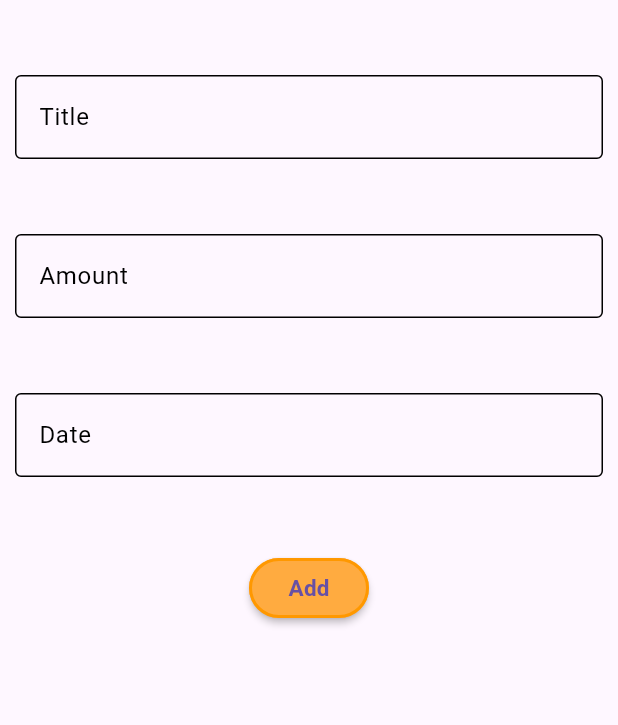
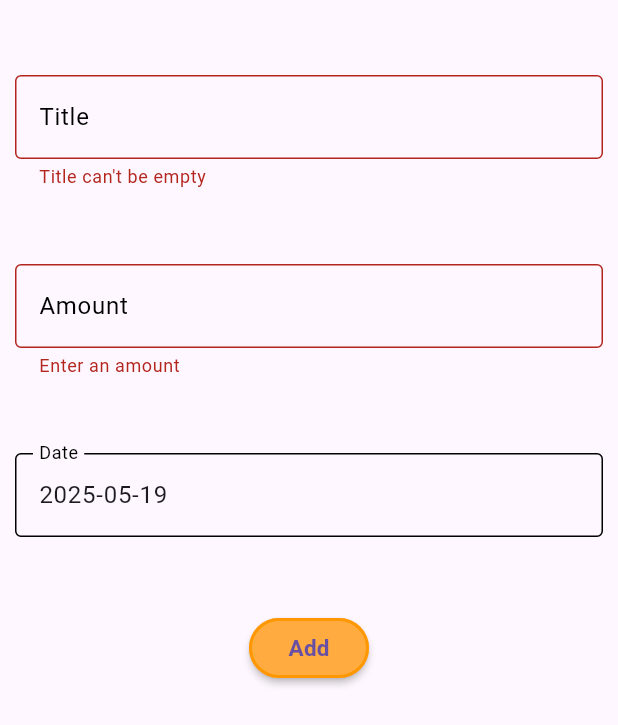
Before and after one commit to rz-rahimi01/Flutter-Projects-60-Days-Challenge, a Flutter app: the Modalsheet widget shown alone on an empty page, opened directly, after a tap on "Add", on a phone screen of 412 x 824 dp. Shown: the top 725 px of the screen. Run offline on Flutter 3.47's test engine with Material 3 defaults, Android fonts, the phone set to English and light mode, and no system bars; our stand-ins replace cloud_firestore, firebase_auth, firebase_core, hive_flutter; accounts and stored records are empty.

Commit message:
Week 5 Day 4 (Correct)

```diff
--- a/Week 5/ExpenseTrackerApp/lib/main.dart
+++ b/Week 5/ExpenseTrackerApp/lib/main.dart
@@ -1,4 +1,5 @@
 import 'package:expensetracker/providers/expense_provider.dart';
+import 'package:expensetracker/providers/firebase_add.dart';
 import 'package:expensetracker/providers/modalsheet_viewer.dart';
 import 'package:expensetracker/screens/first.dart';
 import 'package:firebase_core/firebase_core.dart';
@@ -12,7 +13,7 @@ void main() async {
     MultiProvider(
       providers: [
         ChangeNotifierProvider(create: (context) => ExpensePro()),
-
+        ChangeNotifierProvider(create: (context) => FirebaseAdd()),
         ChangeNotifierProvider(create: (context) => ModalsheetViewer()),
       ],
       child: const MainApp(),
--- a/Week 5/ExpenseTrackerApp/lib/providers/expense_provider.dart
+++ b/Week 5/ExpenseTrackerApp/lib/providers/expense_provider.dart
@@ -3,7 +3,6 @@ import 'package:flutter/material.dart';
 
 class ExpensePro extends ChangeNotifier {
   List myexpense = [];
-
   void add(Expenses values) {
     myexpense.add(values);
     notifyListeners();
--- a/Week 5/ExpenseTrackerApp/lib/widgets/modalsheet.dart
+++ b/Week 5/ExpenseTrackerApp/lib/widgets/modalsheet.dart
@@ -1,6 +1,6 @@
-import 'package:cloud_firestore/cloud_firestore.dart';
 import 'package:expensetracker/models/expenses.dart';
 import 'package:expensetracker/providers/expense_provider.dart';
+import 'package:expensetracker/providers/firebase_add.dart';
 import 'package:flutter/material.dart';
 import 'package:flutter/services.dart';
 import 'package:provider/provider.dart';
@@ -13,19 +13,20 @@ class Modalsheet extends StatefulWidget {
 }
 
 class _ModalsheetState extends State<Modalsheet> {
+  DateTime selecteddate = DateTime.now();
+  bool isloading = false;
+
+  @override
+  void initState() {
+    super.initState();
+    datecontroller.text = "${selecteddate.toLocal()}".split(' ')[0];
+  }
+
+  final formkey = GlobalKey<FormState>();
   TextEditingController titlecontroller = TextEditingController();
   TextEditingController amountcontroller = TextEditingController();
   TextEditingController datecontroller = TextEditingController();
 
-  void firebaseAdd() async {
-    await FirebaseFirestore.instance.collection("entries").add({
-      "title": titlecontroller.text,
-      "amount": double.tryParse(amountcontroller.text),
-      "date": selecteddate!,
-    });
-  }
-
-  DateTime? selecteddate;
   Future selectdate(BuildContext context) async {
     DateTime? pickdate = await showDatePicker(
       context: context,
@@ -36,33 +37,62 @@ class _ModalsheetState extends State<Modalsheet> {
 
     if (pickdate != null) {
       selecteddate = pickdate;
-    } else {
-      selecteddate = DateTime.now();
-    }
 
       setState(() {
         datecontroller.text =
-          "${selecteddate!.toLocal()}".split(' ')[0]; // Format as YYYY-MM-DD
+            "${selecteddate.toLocal()}".split(' ')[0]; // Format as YYYY-MM-DD
       });
+    }
+  }
+
+  Future<void> firebasepush() async {
+    setState(() => isloading = true); // Start loading
+    final povi = Provider.of<FirebaseAdd>(context, listen: false);
+    double amount = double.tryParse(amountcontroller.text) ?? 0;
+    String result = await povi.add(
+      titlecontroller.text,
+      amount,
+      datecontroller.text,
+    );
+
+    if (result == "success") {
+      valueAdd();
+
+      setState(() => isloading = false);
+
+      Navigator.pop(context);
+    } else {
+      setState(() => isloading = false);
+
+      ScaffoldMessenger.of(context).showSnackBar(
+        SnackBar(
+          content: Text("Error Message $result"),
+          duration: Duration(seconds: 2),
+        ),
+      );
+    }
   }
 
   void valueAdd() {
     final pov = Provider.of<ExpensePro>(context, listen: false);
-
-    double? amount = double.tryParse(amountcontroller.text);
-
-    if (amount == null) {
-      return;
-    }
+    double amount = double.tryParse(amountcontroller.text) ?? 0;
 
     pov.add(
       Expenses(
         id: "2",
         title: titlecontroller.text,
         amount: amount,
-        date: selecteddate!,
+        date: selecteddate,
       ),
     );
+  }
+
+  @override
+  void dispose() {
+    titlecontroller.dispose();
+    amountcontroller.dispose();
+    datecontroller.dispose();
+    super.dispose();
   }
 
   @override
@@ -80,10 +110,18 @@ class _ModalsheetState extends State<Modalsheet> {
         margin: EdgeInsets.symmetric(horizontal: 10, vertical: 50),
 
         child: SingleChildScrollView(
+          child: Form(
+            key: formkey,
             child: Column(
               children: [
-              TextField(
+                TextFormField(
                   controller: titlecontroller,
+                  validator: (value) {
+                    if (value == null || value.isEmpty) {
+                      return "Title can't be empty";
+                    }
+                    return null; // No error
+                  },
                   decoration: InputDecoration(
                     label: Text("Title", style: TextStyle(color: Colors.black)),
                     border: OutlineInputBorder(
@@ -96,14 +134,26 @@ class _ModalsheetState extends State<Modalsheet> {
                   ),
                 ),
                 SizedBox(height: 50),
-              TextField(
+                TextFormField(
                   controller: amountcontroller,
                   keyboardType: TextInputType.numberWithOptions(decimal: true),
                   inputFormatters: [
-                  FilteringTextInputFormatter.allow(RegExp(r'^\d+(\.\d*)?$')),
+                    FilteringTextInputFormatter.allow(RegExp(r'^\d*\.?\d*')),
                   ],
+
+                  validator: (value) {
+                    if (value == null || value.isEmpty) {
+                      return 'Enter an amount';
+                    } else if (!RegExp(r'^\d+(\.\d*)?$').hasMatch(value)) {
+                      return 'Invalid number format';
+                    }
+                    return null;
+                  },
                   decoration: InputDecoration(
-                  label: Text("Amount", style: TextStyle(color: Colors.black)),
+                    label: Text(
+                      "Amount",
+                      style: TextStyle(color: Colors.black),
+                    ),
                     border: OutlineInputBorder(
                       borderSide: BorderSide(width: 2, color: Colors.black),
                     ),
@@ -134,10 +184,14 @@ class _ModalsheetState extends State<Modalsheet> {
 
                 SizedBox(height: 50),
                 Center(
-                child: ElevatedButton.icon(
+                  child:
+                      isloading
+                          ? CircularProgressIndicator()
+                          : ElevatedButton.icon(
                             onPressed: () {
-                    valueAdd();
-                    firebaseAdd();
+                              if (formkey.currentState!.validate()) {
+                                firebasepush();
+                              }
                             },
                             style: ElevatedButton.styleFrom(
                               minimumSize: Size(80, 40), // width, height
@@ -147,7 +201,10 @@ class _ModalsheetState extends State<Modalsheet> {
                             ),
                             label: Text(
                               "Add",
-                    style: TextStyle(fontWeight: FontWeight.bold, fontSize: 15),
+                              style: TextStyle(
+                                fontWeight: FontWeight.bold,
+                                fontSize: 15,
+                              ),
                             ),
                           ),
                 ),
@@ -155,6 +212,7 @@ class _ModalsheetState extends State<Modalsheet> {
             ),
           ),
         ),
+      ),
     );
   }
 }
```
Also changed, not shown: Week 5/ExpenseTrackerApp/lib/providers/firebase_add.dart (+7 -6 lines), 4 other files. Lines whose indentation alone changed are shown as unchanged.
